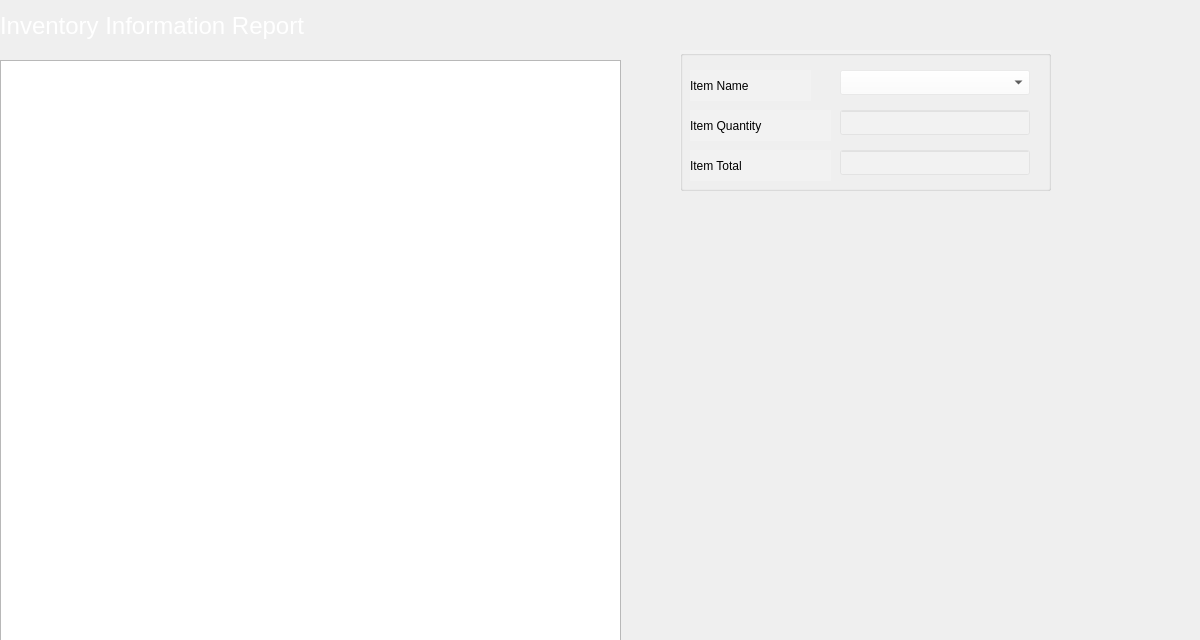
First picture: the form in BulkClub/mInventory.ui, repository JShinozuka/Project2, before the edit.
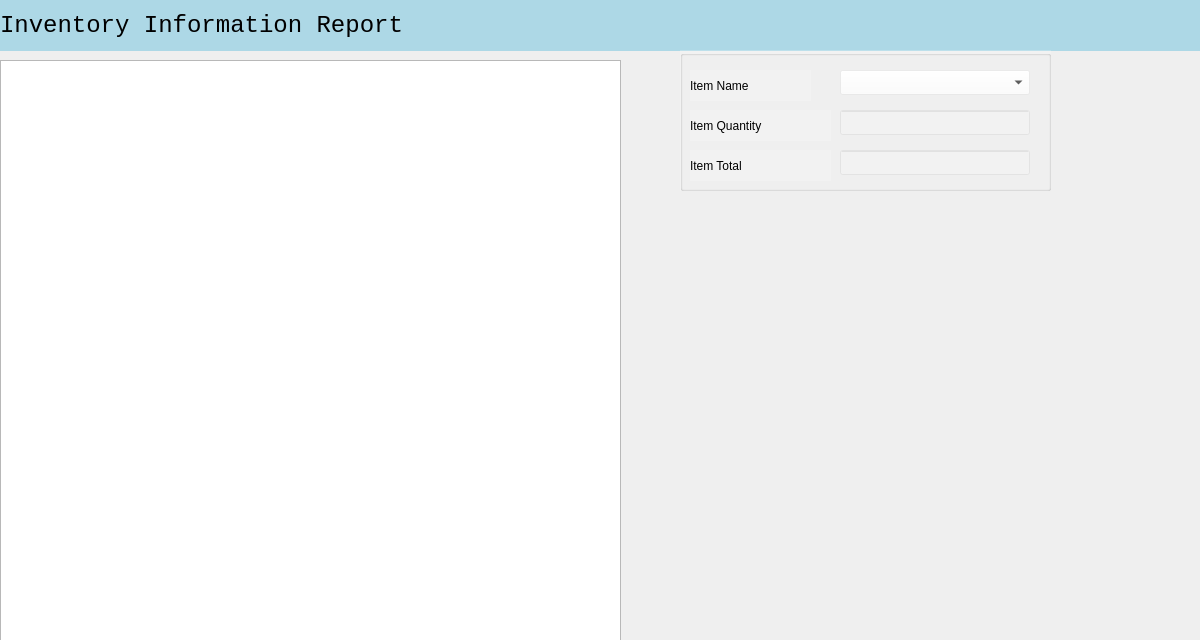
Second picture: the form after the edit. Icons and pictures are not drawn.

Commit message:
Updated sandshrew colors for story 12 ;_;
So sad, Juli is making me do this T^T

Diff of the .ui file:
```diff
--- a/BulkClub/mInventory.ui
+++ b/BulkClub/mInventory.ui
@@ -36,7 +36,7 @@
    </property>
    <property name="font">
     <font>
-     <family>MS Shell Dlg 2</family>
+     <family>Consolas</family>
      <pointsize>18</pointsize>
      <weight>9</weight>
      <italic>false</italic>
@@ -44,9 +44,9 @@
     </font>
    </property>
    <property name="styleSheet">
-    <string notr="true">color: white;
-font: 75 18pt &quot;MS Shell Dlg 2&quot;;
-background-image: url(:/images/snow.jpg);</string>
+    <string notr="true">color:black;
+font: 75 18pt &quot;Consolas&quot;;
+background: LightBlue</string>
    </property>
    <property name="text">
     <string>Inventory Information Report</string>
```
Left out of the diff: 10 changed lines with no effect on the pictures. The commit also changes 67 other files.
